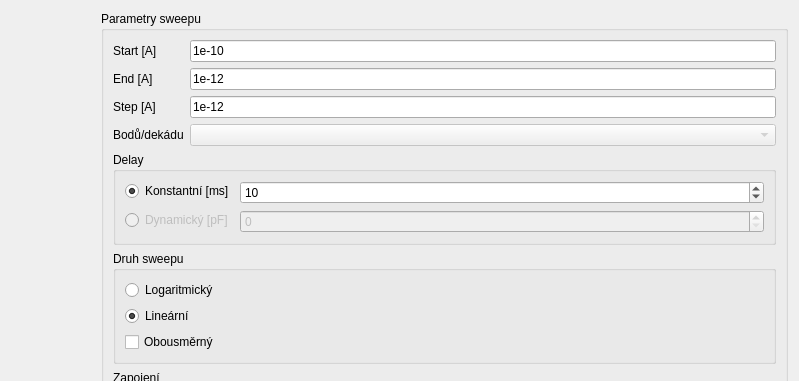
This is gui.ui in roesel/k237 as Qt 5 draws it before an edit; both pictures show x 257 to 1056 and y 0 to 381 of the 1056 by 927 pixel window. The edited form follows.
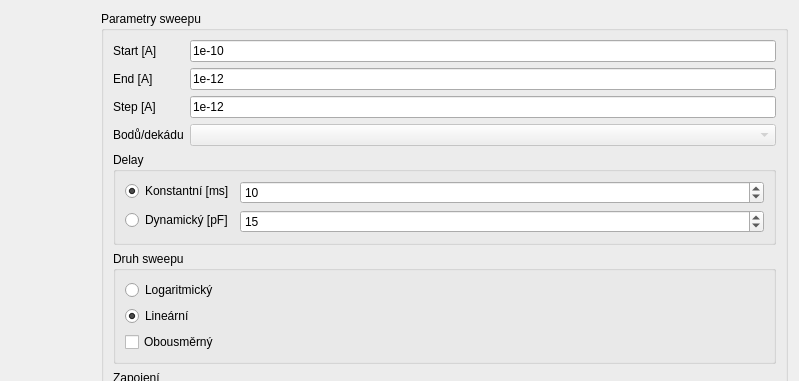
This is the edited form. Icons and pictures are not drawn.

```diff
--- a/gui.ui
+++ b/gui.ui
@@ -7,7 +7,7 @@
     <x>0</x>
     <y>0</y>
     <width>1056</width>
-    <height>732</height>
+    <height>811</height>
    </rect>
   </property>
   <property name="minimumSize">
@@ -342,7 +342,7 @@
          <item row="1" column="0">
           <widget class="QRadioButton" name="dynamicDelayRadio">
            <property name="enabled">
-            <bool>false</bool>
+            <bool>true</bool>
            </property>
            <property name="text">
             <string>Dynamický [pF]</string>
@@ -352,7 +352,10 @@
          <item row="1" column="1">
           <widget class="QSpinBox" name="capacitySpinBox">
            <property name="enabled">
-            <bool>false</bool>
+            <bool>true</bool>
+           </property>
+           <property name="value">
+            <number>15</number>
            </property>
           </widget>
          </item>
```
